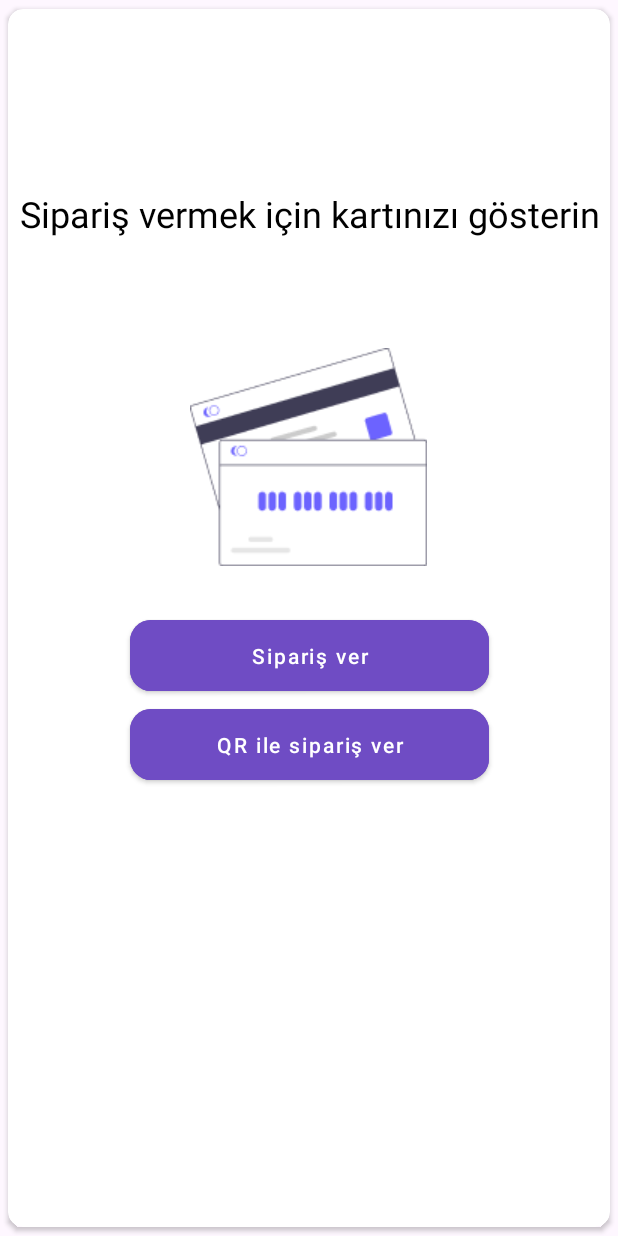
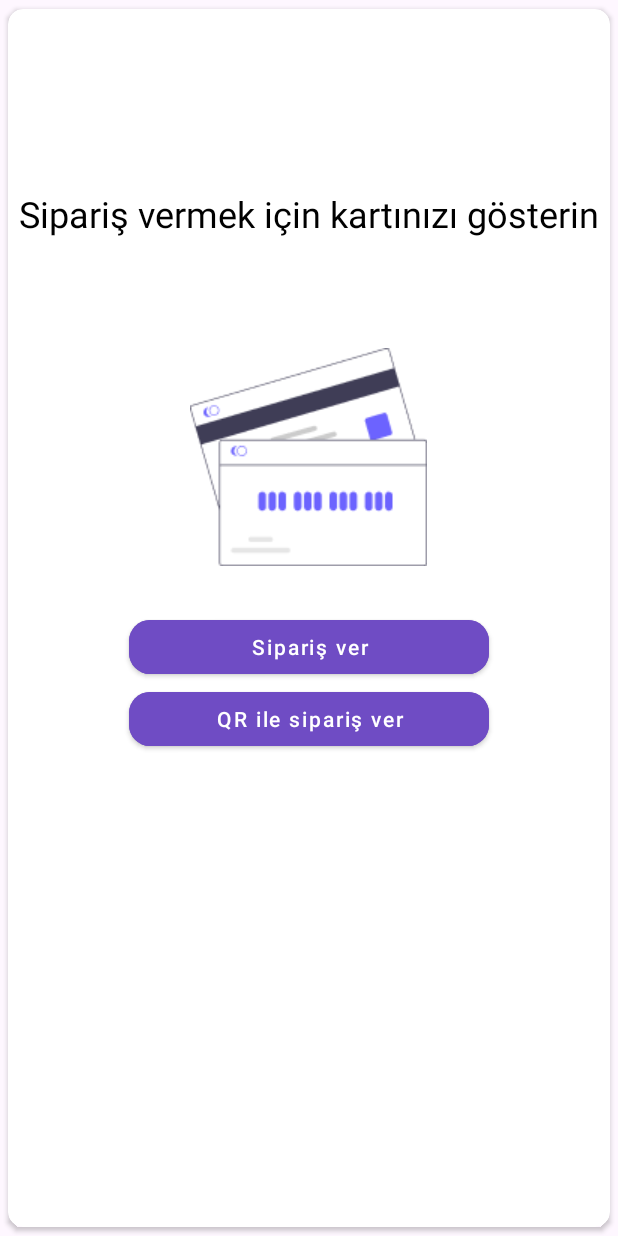
Before and after one commit to TimaTostokov/TamakTime_Terminal, an Android app: the layout fragment_card_initial.xml on its own in the app's theme, with its tools: preview values and no code run, on a phone screen of 412 x 824 dp. Run offline under Robolectric (Android 15) with nearby library versions, the phone set to English and light mode, and no system bars.

Commit message:
fixed project

```diff
--- a/app/src/main/java/com/pos_terminal/tamaktime_temirnal/presentation/fragments/cardscreen/cardloading/CardFragmentLoading.kt
+++ b/app/src/main/java/com/pos_terminal/tamaktime_temirnal/presentation/fragments/cardscreen/cardloading/CardFragmentLoading.kt
@@ -55,7 +55,6 @@ class CardFragmentLoading : Fragment(
             viewLifecycleOwner.repeatOnLifecycle(Lifecycle.State.STARTED) {
                 viewModel.student.collect { student ->
                     if (student != null) {
-                        Log.d("arsenchik", "${student.balance}")
                         navigateToCategories()
                     }
                 }
@@ -73,14 +72,14 @@ class CardFragmentLoading : Fragment(
                         CardState.AUTHENTICATED -> {
                             cancelTimeout()
                             navigateToCategories()
-                            viewModel.mockupOrdering()
+//                            viewModel.mockupOrdering()
                         }
 
                         CardState.AUTHENTICATING_ERROR -> {
                             cancelTimeout()
                             Toast.makeText(
                                 requireContext(),
-                                "Студент не найден",
+                                "Пользователь не найден",
                                 Toast.LENGTH_SHORT
                             ).show()
                             findNavController().navigate(R.id.action_cardFragmentLoading_to_cardFragmentError)
--- a/app/src/main/java/com/pos_terminal/tamaktime_temirnal/presentation/fragments/productscreen/ProductAdapter.kt
+++ b/app/src/main/java/com/pos_terminal/tamaktime_temirnal/presentation/fragments/productscreen/ProductAdapter.kt
@@ -95,7 +95,6 @@ class ProductAdapter(
     }
 }
 
-
 class ProductDiffCallback : DiffUtil.ItemCallback<Product>() {
     override fun areItemsTheSame(oldItem: Product, newItem: Product): Boolean =
         oldItem.id == newItem.id
--- a/app/src/main/java/com/pos_terminal/tamaktime_temirnal/presentation/fragments/productscreen/ProductFragment.kt
+++ b/app/src/main/java/com/pos_terminal/tamaktime_temirnal/presentation/fragments/productscreen/ProductFragment.kt
@@ -60,7 +60,7 @@ class ProductFragment : Fragment(), ProductAdapter.OnProductClickListener, MenuP
 
     override fun onMenuItemSelected(menuItem: MenuItem): Boolean {
         return if (menuItem.itemId == android.R.id.home) {
-            sharedViewModel.resetOrderAndProducts()
+//            sharedViewModel.resetOrderAndProducts()
             navigateBack()
             true
         } else {
--- a/app/src/main/res/layout/fragment_card_authed.xml
+++ b/app/src/main/res/layout/fragment_card_authed.xml
@@ -108,7 +108,7 @@
                 android:layout_width="wrap_content"
                 android:layout_height="wrap_content"
                 android:layout_gravity="center"
-                android:layout_marginTop="57.5dp"
+                android:layout_marginTop="24dp"
                 android:contentDescription="@string/cardDescription"
                 android:src="@drawable/shopping_cart" />
 
@@ -117,7 +117,7 @@
                 android:layout_width="wrap_content"
                 android:layout_height="wrap_content"
                 android:layout_gravity="center"
-                android:layout_marginTop="90dp"
+                android:layout_marginTop="24dp"
                 android:gravity="center"
                 android:text="@string/choose_product"
                 android:textColor="@android:color/black"
@@ -197,7 +197,6 @@
                     android:layout_width="match_parent"
                     android:layout_height="wrap_content"
                     android:layout_weight=".4"
-
                     android:orientation="vertical">
 
                     <View
--- a/app/src/main/res/layout/fragment_card_initial.xml
+++ b/app/src/main/res/layout/fragment_card_initial.xml
@@ -16,18 +16,18 @@
 
         <TextView
             android:id="@+id/title"
-            android:layout_width="match_parent"
+            android:layout_width="wrap_content"
             android:layout_height="wrap_content"
             android:layout_marginTop="120dp"
-            android:gravity="center"
+            android:layout_gravity="center"
             android:text="@string/attach_card"
             android:textColor="@android:color/black"
             android:textSize="24sp" />
 
         <androidx.constraintlayout.widget.ConstraintLayout
             android:id="@+id/cl_image"
-            android:layout_width="158dp"
-            android:layout_height="145dp"
+            android:layout_width="wrap_content"
+            android:layout_height="wrap_content"
             android:layout_gravity="center"
             android:layout_marginTop="73dp">
 
@@ -62,13 +62,15 @@
         <androidx.constraintlayout.widget.ConstraintLayout
             android:layout_width="match_parent"
             android:layout_height="wrap_content"
-            android:layout_gravity=""
-            android:layout_marginTop="30dp">
+            android:layout_marginTop="30dp"
+            app:layout_constraintTop_toBottomOf="@id/cl_image"
+            app:layout_constraintStart_toStartOf="parent"
+            app:layout_constraintEnd_toEndOf="parent">
 
             <com.google.android.material.button.MaterialButton
                 android:id="@+id/mrlBtnUnAuth"
-                android:layout_width="239dp"
-                android:layout_height="59dp"
+                android:layout_width="240dp"
+                android:layout_height="wrap_content"
                 android:backgroundTint="@color/primaryDark"
                 android:elevation="0dp"
                 android:focusable="true"
@@ -76,16 +78,16 @@
                 android:textAllCaps="false"
                 android:textColor="@color/white"
                 app:cornerRadius="14dp"
+                app:layout_constraintTop_toTopOf="parent"
+                app:layout_constraintStart_toStartOf="parent"
                 app:layout_constraintEnd_toEndOf="parent"
-                app:layout_constraintStart_toStartOf="parent"
-                app:layout_constraintTop_toTopOf="parent"
-                app:rippleColor="@color/purple_200" />
+                app:layout_constraintBottom_toTopOf="@id/mrlBtnUnAuthQR"
+                android:layout_marginBottom="16dp" />
 
             <com.google.android.material.button.MaterialButton
                 android:id="@+id/mrlBtnUnAuthQR"
-                android:layout_width="239dp"
-                android:layout_height="59dp"
-                android:layout_gravity="center"
+                android:layout_width="240dp"
+                android:layout_height="wrap_content"
                 android:backgroundTint="@color/primaryDark"
                 android:elevation="0dp"
                 android:focusable="true"
@@ -93,10 +95,9 @@
                 android:textAllCaps="false"
                 android:textColor="@color/white"
                 app:cornerRadius="14dp"
-                app:layout_constraintEnd_toEndOf="parent"
+                app:layout_constraintTop_toBottomOf="@id/mrlBtnUnAuth"
                 app:layout_constraintStart_toStartOf="parent"
-                app:layout_constraintTop_toBottomOf="@id/mrlBtnUnAuth"
-                app:rippleColor="@color/purple_200" />
+                app:layout_constraintEnd_toEndOf="parent" />
 
         </androidx.constraintlayout.widget.ConstraintLayout>
 
--- a/app/src/main/res/values/dimens.xml
+++ b/app/src/main/res/values/dimens.xml
@@ -3,5 +3,11 @@
 
     <dimen name="spacing_middle">10dp</dimen>
     <dimen name="spacing_large">15dp</dimen>
+    <dimen name="toolbar_height">128dp</dimen>
+    <dimen name="content_margin_horizontal">32dp</dimen>
+    <dimen name="content_margin_vertical">40dp</dimen>
+    <dimen name="padding_horizontal">32dp</dimen>
+    <dimen name="padding_vertical">20dp</dimen>
+    <dimen name="button_height">70dp</dimen>
 
 </resources>
```
Also changed, not shown: app/src/main/AndroidManifest.xml (+16 -5 lines), app/src/main/java/com/pos_terminal/tamaktime_temirnal/presentation/fragments/cardscreen/cardviewmodel/CardFragmentViewModel.kt (+16 -16 lines), app/src/main/res/layout/activity_main.xml (+17 -14 lines), app/src/main/res/layout/fragment_card_error.xml (+11 -9 lines), app/src/main/res/layout/fragment_card_loading.xml (+5 -5 lines), app/src/main/res/layout/fragment_card_success.xml (+11 -10 lines), app/src/main/res/layout/fragment_qr_order_loading.xml (+5 -5 lines), app/src/main/res/layout/item_order.xml (+5 -5 lines).
